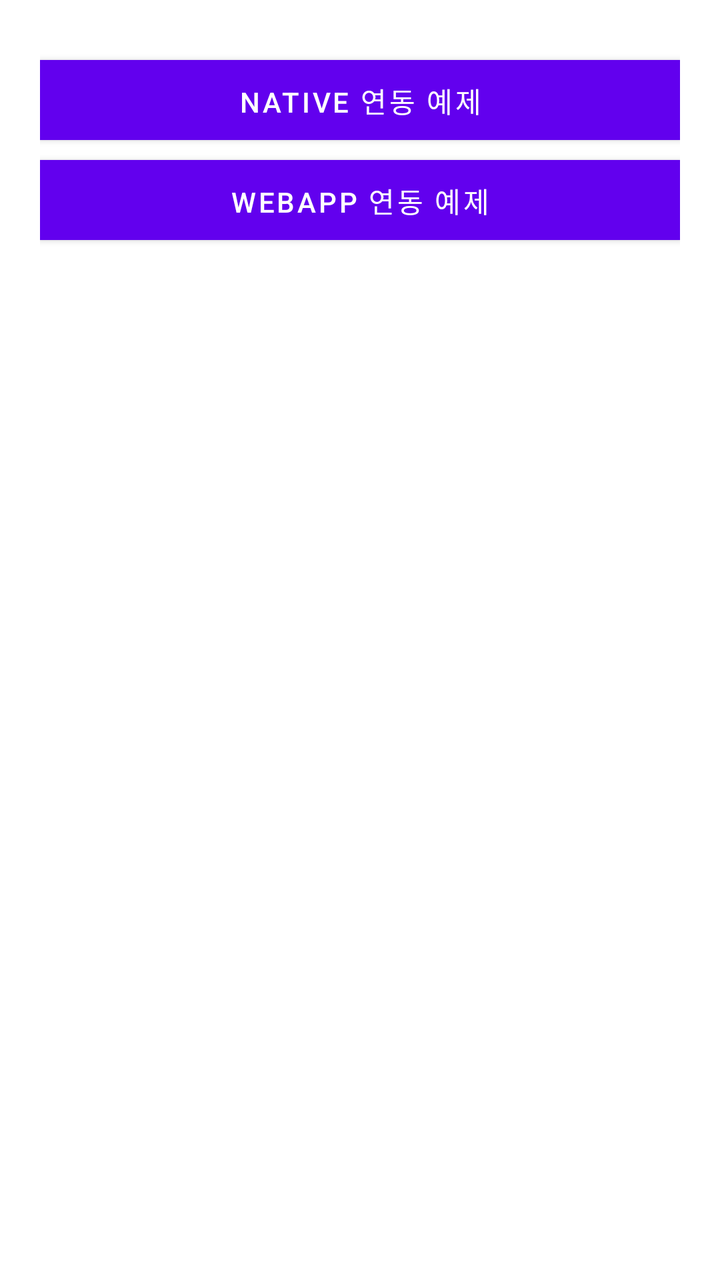
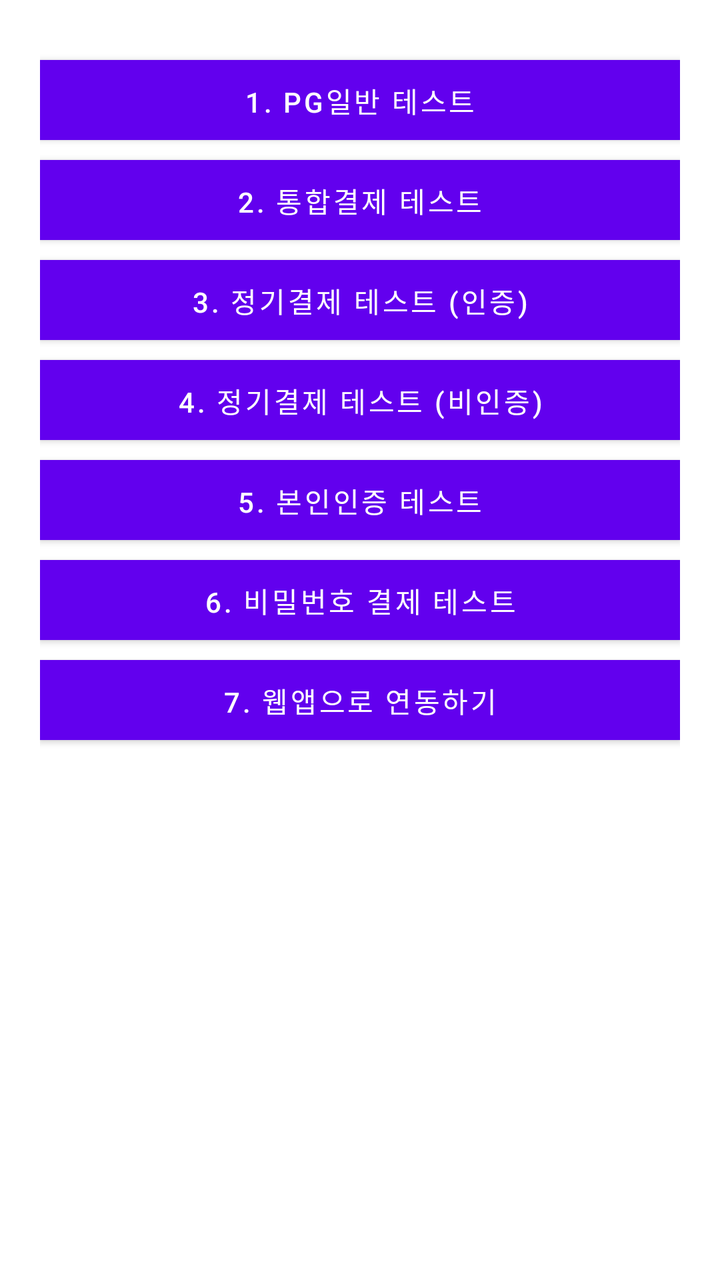

The first picture is an Android layout as it rendered before a commit; the second is the same layout after the commit. The layout source and the unified diff follow.
<!-- AndroidManifest.xml: application theme Theme.Android -->
<!-- res/layout/activity_main.xml -->
<?xml version="1.0" encoding="utf-8"?>
<LinearLayout
    xmlns:android="http://schemas.android.com/apk/res/android"
    xmlns:app="http://schemas.android.com/apk/res-auto"
    xmlns:tools="http://schemas.android.com/tools"
    android:layout_width="match_parent"
    android:layout_height="match_parent"
    android:orientation="vertical"
    android:padding="20dp"
    tools:context="kr.co.bootpay.android.MainActivity">

    <Button
        android:text="Native 연동 예제"
        android:background="#4529e5"
        android:textColor="#fff"
        android:onClick="goNativeActivity"
        android:layout_marginTop="10dp"
        android:layout_width="match_parent"
        android:layout_height="40dp" />

    <Button
        android:text="WebApp 연동 예제"
        android:onClick="goWebAppActivity"
        android:background="#4529e5"
        android:layout_marginTop="10dp"
        android:textColor="#fff"
        android:layout_width="match_parent"
        android:layout_height="40dp" />
</LinearLayout>
<!-- resources referenced by this layout -->
<resources>
  <style name="Theme.Android" parent="Theme.MaterialComponents.DayNight.DarkActionBar">
          
          <item name="colorPrimary">@color/purple_500</item>
          <item name="colorPrimaryVariant">@color/purple_700</item>
          <item name="colorOnPrimary">@color/white</item>
          
          <item name="colorSecondary">@color/teal_200</item>
          <item name="colorSecondaryVariant">@color/teal_700</item>
          <item name="colorOnSecondary">@color/black</item>
          
          <item name="android:statusBarColor" tools:targetApi="l">?attr/colorPrimaryVariant</item>
          
      </style>
  <color name="purple_500">#FF6200EE</color>
  <color name="purple_700">#FF3700B3</color>
  <color name="white">#FFFFFFFF</color>
  <color name="teal_200">#FF03DAC5</color>
  <color name="teal_700">#FF018786</color>
  <color name="black">#FF000000</color>
</resources>

<!-- the commit's change to res/layout/activity_main.xml (unified diff, before → after) -->
@@ -10,17 +10,63 @@
     tools:context="kr.co.bootpay.android.MainActivity">
 
     <Button
-        android:text="Native 연동 예제"
+        android:text="1. PG일반 테스트"
         android:background="#4529e5"
         android:textColor="#fff"
-        android:onClick="goNativeActivity"
+        android:onClick="DefaultPayment"
         android:layout_marginTop="10dp"
         android:layout_width="match_parent"
         android:layout_height="40dp" />
 
     <Button
-        android:text="WebApp 연동 예제"
-        android:onClick="goWebAppActivity"
+        android:text="2. 통합결제 테스트"
+        android:onClick="TotalPayment"
+        android:background="#4529e5"
+        android:layout_marginTop="10dp"
+        android:textColor="#fff"
+        android:layout_width="match_parent"
+        android:layout_height="40dp" />
+
+    <Button
+        android:text="3. 정기결제 테스트 (인증)"
+        android:onClick="SubscriptionPayment"
+        android:background="#4529e5"
+        android:layout_marginTop="10dp"
+        android:textColor="#fff"
+        android:layout_width="match_parent"
+        android:layout_height="40dp" />
+
+
+    <Button
+        android:text="4. 정기결제 테스트 (비인증)"
+        android:onClick="SubscriptionBootpayPayment"
+        android:background="#4529e5"
+        android:layout_marginTop="10dp"
+        android:textColor="#fff"
+        android:layout_width="match_parent"
+        android:layout_height="40dp" />
+
+    <Button
+        android:text="5. 본인인증 테스트"
+        android:onClick="Authentication"
+        android:background="#4529e5"
+        android:layout_marginTop="10dp"
+        android:textColor="#fff"
+        android:layout_width="match_parent"
+        android:layout_height="40dp" />
+
+    <Button
+        android:text="6. 비밀번호 결제 테스트"
+        android:onClick="PasswordPayment"
+        android:background="#4529e5"
+        android:layout_marginTop="10dp"
+        android:textColor="#fff"
+        android:layout_width="match_parent"
+        android:layout_height="40dp" />
+
+    <Button
+        android:text="7. 웹앱으로 연동하기"
+        android:onClick="WebAppPayment"
         android:background="#4529e5"
         android:layout_marginTop="10dp"
         android:textColor="#fff"
